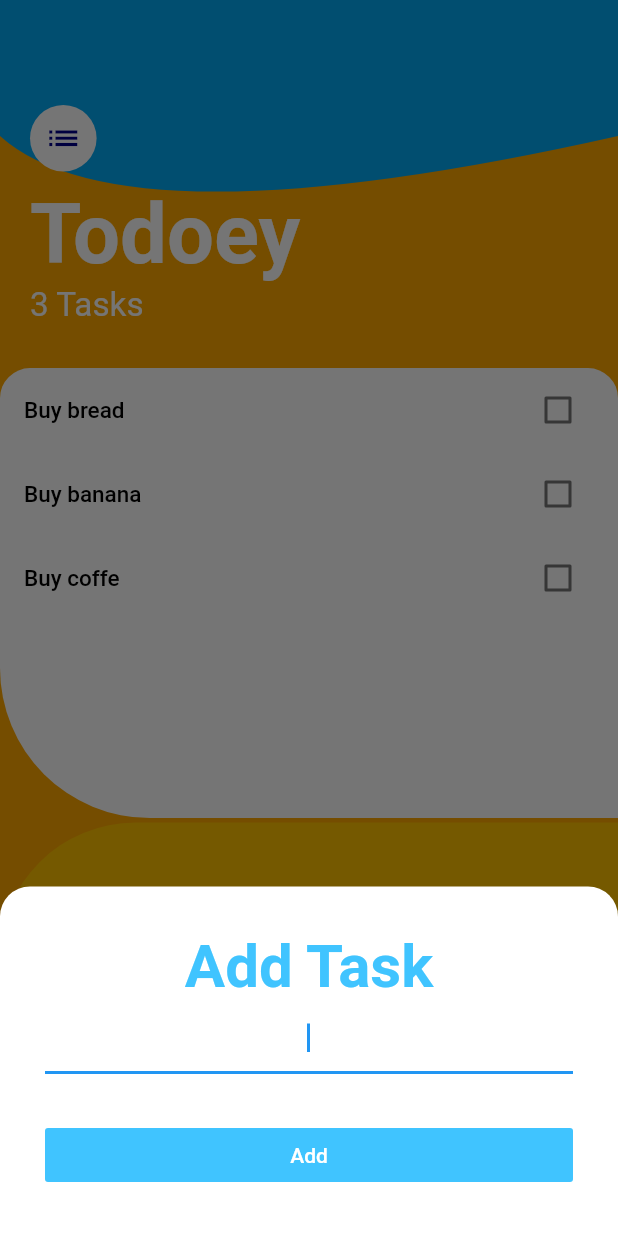
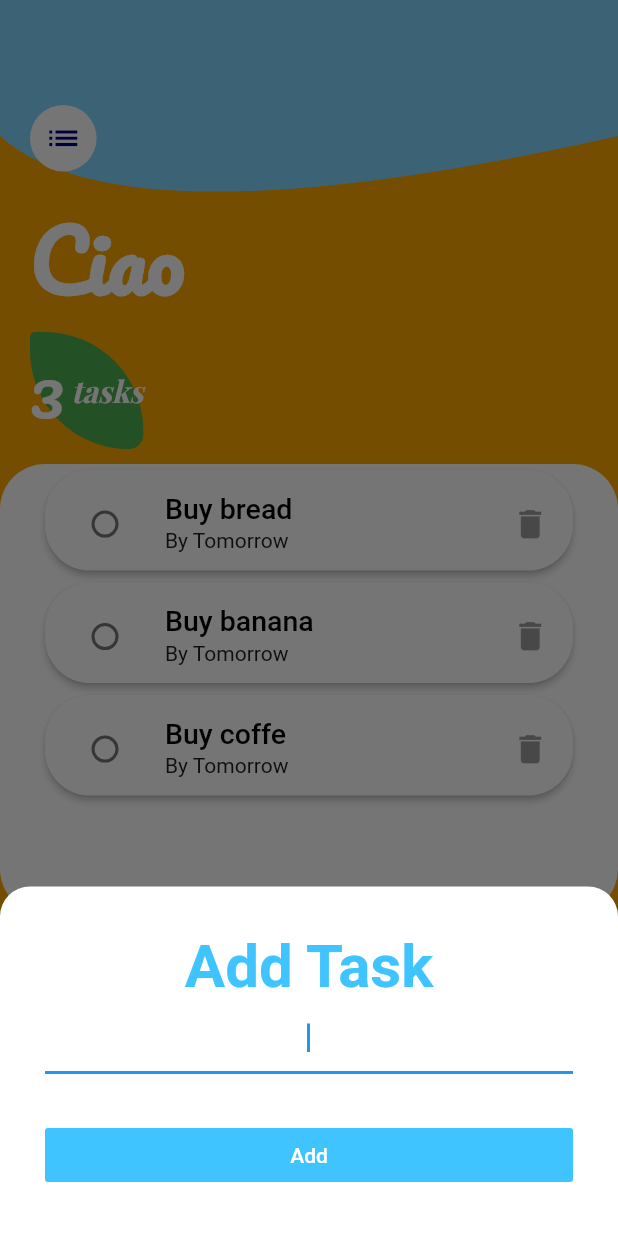
Before and after one commit to lightScout/Todoey, a Flutter app: the screen it shows after launch, after a tap on the "add" icon, on a phone screen of 412 x 824 dp. Run offline on Flutter 3.47's test engine with Material 2 defaults, Android fonts, the phone set to English and light mode, and no system bars; our stand-ins replace circular_check_box; missing offline and left inert: circle_list.

Commit message:
update overall design update checkbox design 2.0v add expand task functionality

```diff
--- a/lib/screens/tasks_screen.dart
+++ b/lib/screens/tasks_screen.dart
@@ -46,7 +46,7 @@ class TasksScreen extends StatelessWidget {
                     top: 70.0,
                     left: 20.0,
                     right: 30.0,
-                    bottom: 30.0,
+                    bottom: 10.0,
                   ),
                   child: Row(
                     children: <Widget>[
@@ -66,18 +66,45 @@ class TasksScreen extends StatelessWidget {
                             height: 10.0,
                           ),
                           Text(
-                            'Todoey',
+                            'Ciao',
                             style: TextStyle(
+                              fontFamily: 'Pacifico',
                               color: Colors.white,
                               fontSize: 55.5,
                               fontWeight: FontWeight.w700,
                             ),
                           ),
-                          Text(
-                            '${Provider.of<TaskData>(context).taskCount} Tasks',
-                            style: TextStyle(
-                              color: Colors.white,
-                              fontSize: 22.2,
+                          Container(
+                            decoration: BoxDecoration(
+                              color: Colors.green[500],
+                              borderRadius: BorderRadius.only(
+                                topLeft: Radius.circular(10.0),
+                                topRight: Radius.circular(200.0),
+                                bottomLeft: Radius.circular(200.0),
+                                bottomRight: Radius.circular(30.0),
+                              ),
+                            ),
+                            child: Row(
+                              children: <Widget>[
+                                Text(
+                                  '${Provider.of<TaskData>(context).taskCount}',
+                                  style: TextStyle(
+                                    fontSize: 44.4,
+                                    fontFamily: 'Pacifico',
+                                    color: Colors.white,
+                                  ),
+                                ),
+                                Text(
+                                  ' tasks',
+                                  style: TextStyle(
+                                    fontFamily: 'Playfair',
+                                    color: Colors.white,
+                                    fontStyle: FontStyle.italic,
+                                    fontWeight: FontWeight.w700,
+                                    fontSize: 20.2,
+                                  ),
+                                ),
+                              ],
                             ),
                           ),
                         ],
@@ -90,9 +117,10 @@ class TasksScreen extends StatelessWidget {
                   decoration: BoxDecoration(
                     color: Color(0xFFFFFFFF),
                     borderRadius: BorderRadius.only(
-                      topLeft: Radius.circular(20.0),
-                      topRight: Radius.circular(20.0),
-                      bottomLeft: Radius.circular(100.0),
+                      topLeft: Radius.circular(30.0),
+                      topRight: Radius.circular(30.0),
+                      bottomLeft: Radius.circular(30.0),
+                      bottomRight: Radius.circular(30.0),
                     ),
                   ),
                   child: TasksLists(),
--- a/lib/widgets/curve_painter.dart
+++ b/lib/widgets/curve_painter.dart
@@ -5,7 +5,7 @@ class CurvePainter extends CustomPainter {
   void paint(Canvas canvas, Size size) {
     var paint = Paint();
     // properties to paint
-    paint.color = Colors.lightBlue[500];
+    paint.color = Colors.lightBlueAccent[100];
     paint.style = PaintingStyle.fill;
     var path = Path();
 
--- a/lib/widgets/tasks_list.dart
+++ b/lib/widgets/tasks_list.dart
@@ -54,7 +54,7 @@ class _TasksListsState extends State<TasksLists>
                 },
               ),
               onDismissed: (direction) {
-                taskData..deleteTask(task);
+                taskData.deleteTask(task);
               },
               confirmDismiss: (DismissDirection direction) async {
                 return await showDialog(
@@ -62,28 +62,30 @@ class _TasksListsState extends State<TasksLists>
                   builder: (BuildContext context) {
                     return Container(
                       child: AlertDialog(
-                        backgroundColor: Colors.white10,
+                        backgroundColor: Colors.lightBlue[100],
                         shape: RoundedRectangleBorder(
                           borderRadius: BorderRadius.all(
                             Radius.circular(123.4),
                           ),
                         ),
-                        title: const Text(
+                        title: Text(
                           "CONFIRM",
                           style: TextStyle(
-                            color: Colors.white,
-                            fontSize: 22.2,
+                            color: Colors.black,
+                            fontSize: 32.2,
                             fontWeight: FontWeight.w700,
+                            fontFamily: 'Playfair',
                           ),
                           textAlign: TextAlign.center,
                         ),
-                        content: const Text(
+                        content: Text(
                           "Are you sure you wish to delete this task?",
                           textAlign: TextAlign.center,
                           style: TextStyle(
-                            color: Colors.white,
+                            color: Colors.black,
                             fontSize: 22.2,
-                            fontWeight: FontWeight.w200,
+                            fontWeight: FontWeight.w500,
+                            fontFamily: 'Playfair',
                           ),
                         ),
                         actions: <Widget>[
@@ -97,10 +99,14 @@ class _TasksListsState extends State<TasksLists>
                                       Radius.circular(123.4),
                                     ),
                                   ),
-                                    color: Colors.white,
+                                  color: Colors.redAccent,
                                   onPressed: () =>
                                       Navigator.of(context).pop(true),
-                                    child: const Text("DELETE")),
+                                  child: Text(
+                                    "DELETE",
+                                    style: TextStyle(color: Colors.white),
+                                  ),
+                                ),
                                 SizedBox(width: 20.0),
                                 FlatButton(
                                   shape: RoundedRectangleBorder(
@@ -111,7 +117,7 @@ class _TasksListsState extends State<TasksLists>
                                   color: Colors.white,
                                   onPressed: () =>
                                       Navigator.of(context).pop(false),
-                                  child: const Text("CANCEL"),
+                                  child: Text("CANCEL"),
                                 ),
                               ],
                             ),
@@ -122,18 +128,41 @@ class _TasksListsState extends State<TasksLists>
                   },
                 );
               },
-              background: Container(
-                padding: EdgeInsets.only(left: 10.0),
-                color: Colors.red,
+              background: Center(
+                child: Container(
+                  padding: EdgeInsets.only(
+                    top: 3.0,
+                    bottom: 3.0,
+                  ),
+                  constraints: BoxConstraints(
+                    maxHeight: 300.0,
+                    maxWidth: 380.0,
+//                      minWidth: 100.0,
+//                      minHeight: 150.0
+                  ),
+                  decoration: BoxDecoration(
+                    color: Colors.redAccent,
+                    borderRadius: BorderRadius.only(
+                      topLeft: Radius.circular(100.0),
+                      topRight: Radius.circular(100.0),
+                      bottomLeft: Radius.circular(40.0),
+                      bottomRight: Radius.circular(40.0),
+                    ),
+                  ),
                   child: Row(
-                  mainAxisAlignment: MainAxisAlignment.start,
+                    mainAxisAlignment: MainAxisAlignment.center,
                     children: <Widget>[
-                    Icon(
+                      CircleAvatar(
+                        child: Icon(
                           Icons.delete,
                           size: 30.0,
-                      color: Colors.white,
+                          color: Colors.redAccent,
+                        ),
+                        radius: 30.0,
+                        backgroundColor: Colors.white,
                       ),
                     ],
+                  ),
                 ),
               ),
             );
--- a/lib/widgets/tasks_tile.dart
+++ b/lib/widgets/tasks_tile.dart
@@ -1,6 +1,7 @@
 import 'package:flutter/material.dart';
+import 'package:circular_check_box/circular_check_box.dart';
 
-class TaskTile extends StatelessWidget {
+class TaskTile extends StatefulWidget {
   final bool isChecked;
   final String taskTitle;
   final Function checkBoxCallBack;
@@ -15,27 +16,125 @@ class TaskTile extends StatelessWidget {
       this.animation});
 
   @override
+  _TaskTileState createState() => _TaskTileState();
+}
+
+class _TaskTileState extends State<TaskTile>
+    with SingleTickerProviderStateMixin {
+  double height = 75.0;
+  double width = 360.0;
+  bool expand = false;
+
+  AnimationController expandController;
+  Animation<double> animation;
+
+  ///Setting up the animation
+  void prepareAnimations() {
+    expandController =
+        AnimationController(vsync: this, duration: Duration(milliseconds: 100));
+    animation = CurvedAnimation(
+      parent: expandController,
+      curve: Curves.fastOutSlowIn,
+    );
+  }
+
+  @override
+  void initState() {
+    super.initState();
+    prepareAnimations();
+    _runExpandCheck();
+  }
+
+  void _runExpandCheck() {
+    if (expand) {
+      expandController.forward();
+    } else {
+      expandController.reverse();
+    }
+  }
+
+  @override
+  void didUpdateWidget(TaskTile oldWidget) {
+    super.didUpdateWidget(oldWidget);
+    _runExpandCheck();
+  }
+
+  @override
   Widget build(BuildContext context) {
-    return ListTile(
+    return Row(
+      mainAxisAlignment: MainAxisAlignment.center,
+      children: <Widget>[
+        AnimatedContainer(
+          duration: Duration(milliseconds: 50),
+//          padding: EdgeInsets.only(left: 10.0),
+          height: height,
+          width: width,
+          child: GestureDetector(
+            onTap: () {
+              setState(
+                () {
+                  expand = !expand;
+                  if (expand) {
+                    height = 170.0;
+                    width = 400.0;
+                  } else {
+                    height = 75.0;
+                    width = 360.0;
+                  }
+                },
+              );
+            },
+            child: Card(
+              //color: Colors.grey[100],
+
+              elevation: 2.0,
+              shape: RoundedRectangleBorder(
+                borderRadius: BorderRadius.all(
+                  Radius.circular(30.0),
+                ),
+              ),
+              child: ListTile(
+                leading: CircularCheckBox(
+                  value: widget.isChecked,
+                  onChanged: widget.checkBoxCallBack,
+                  activeColor: Color(0xFF00008B),
+                  materialTapTargetSize: MaterialTapTargetSize.padded,
+                ),
                 title: Text(
-        taskTitle,
+                  widget.taskTitle,
                   style: TextStyle(
-          decoration: isChecked ? TextDecoration.lineThrough : null,
-          fontSize: 15.0,
-          color: isChecked ? Colors.grey[500] : Colors.black,
+                    decoration:
+                        widget.isChecked ? TextDecoration.lineThrough : null,
+                    fontSize: 19.0,
+                    color: widget.isChecked ? Colors.grey[500] : Colors.black,
                     fontWeight: FontWeight.w500,
                   ),
                 ),
-      trailing: AnimatedContainer(
-        duration: Duration(seconds: 2),
-        child: Checkbox(
-          activeColor: Color(0xFF00008B),
-          hoverColor: Color(0xFF00008B),
-          value: isChecked,
-          onChanged: checkBoxCallBack,
+                subtitle: Text(
+                  'By Tomorrow',
+                  style: TextStyle(
+                    color:
+                        widget.isChecked ? Colors.grey[500] : Colors.grey[900],
                   ),
                 ),
-      onLongPress: deleteTask,
+                //onLongPress: deleteTask,
+                trailing: Icon(
+                  Icons.delete,
+                  color: widget.isChecked ? Colors.redAccent : Colors.grey,
+                  size: widget.isChecked ? 40.0 : 25.0,
+                ),
+              ),
+            ),
+          ),
+        ),
+      ],
     );
   }
 }
+
+//Checkbox(
+//activeColor: Color(0xFF00008B),
+//hoverColor: Color(0xFF00008B),
+//value: isChecked,
+//onChanged: checkBoxCallBack,
+//),
```
Also changed, not shown: pubspec.yaml (+8 -0 lines), assets/fonts/Pacifico-Regular.ttf (added), assets/fonts/Playfair-Regular.ttf (added), pubspec.lock. Lines whose indentation alone changed are shown as unchanged.
